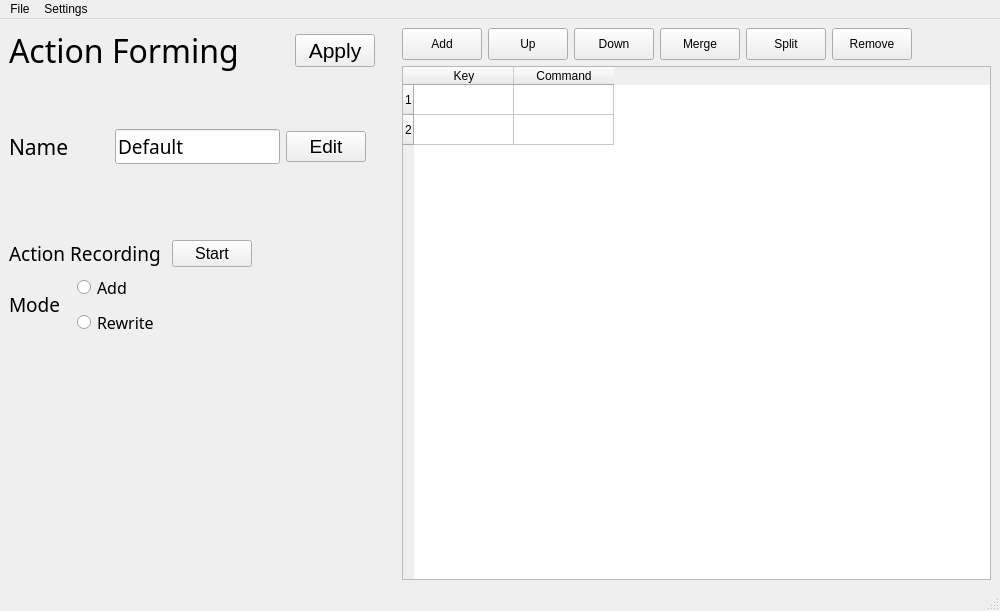
This is ui/ActionMain.ui in GefoS/Knowledge-Coil as Qt 5 draws it before an edit. The edited form follows.
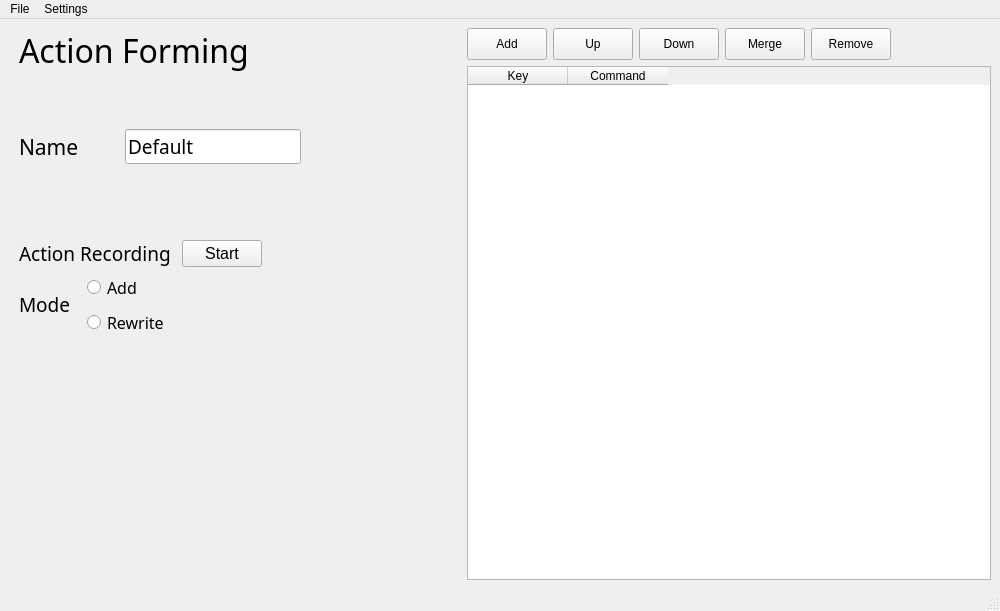
This is the edited form. Icons and pictures are not drawn.

```diff
--- a/ui/ActionMain.ui
+++ b/ui/ActionMain.ui
@@ -15,6 +15,22 @@
   </property>
   <widget class="QWidget" name="centralwidget">
    <layout class="QHBoxLayout" name="horizontalLayout_8">
+    <item>
+     <spacer name="horizontalSpacer_11">
+      <property name="orientation">
+       <enum>Qt::Horizontal</enum>
+      </property>
+      <property name="sizeType">
+       <enum>QSizePolicy::Fixed</enum>
+      </property>
+      <property name="sizeHint" stdset="0">
+       <size>
+        <width>10</width>
+        <height>20</height>
+       </size>
+      </property>
+     </spacer>
+    </item>
     <item>
      <layout class="QVBoxLayout" name="verticalLayout_5">
       <item>
@@ -53,18 +69,6 @@
             </property>
            </spacer>
           </item>
-          <item>
-           <widget class="QPushButton" name="btn_apply">
-            <property name="font">
-             <font>
-              <pointsize>16</pointsize>
-             </font>
-            </property>
-            <property name="text">
-             <string>Apply</string>
-            </property>
-           </widget>
-          </item>
           <item>
            <spacer name="horizontalSpacer_4">
             <property name="orientation">
@@ -140,18 +144,6 @@
             </property>
            </widget>
           </item>
-          <item>
-           <widget class="QPushButton" name="btn_edit">
-            <property name="font">
-             <font>
-              <pointsize>14</pointsize>
-             </font>
-            </property>
-            <property name="text">
-             <string>Edit</string>
-            </property>
-           </widget>
-          </item>
           <item>
            <spacer name="horizontalSpacer_5">
             <property name="orientation">
@@ -364,6 +356,22 @@
       </item>
      </layout>
     </item>
+    <item>
+     <spacer name="horizontalSpacer_10">
+      <property name="orientation">
+       <enum>Qt::Horizontal</enum>
+      </property>
+      <property name="sizeType">
+       <enum>QSizePolicy::Fixed</enum>
+      </property>
+      <property name="sizeHint" stdset="0">
+       <size>
+        <width>20</width>
+        <height>20</height>
+       </size>
+      </property>
+     </spacer>
+    </item>
     <item>
      <layout class="QVBoxLayout" name="verticalLayout">
       <item>
@@ -440,24 +448,9 @@
           <property name="text">
            <string>Merge</string>
           </property>
-          <property name="iconSize">
-           <size>
-            <width>25</width>
-            <height>25</height>
-           </size>
-          </property>
-         </widget>
-        </item>
-        <item>
-         <widget class="QPushButton" name="btn_split">
-          <property name="minimumSize">
-           <size>
-            <width>80</width>
-            <height>32</height>
-           </size>
-          </property>
-          <property name="text">
-           <string>Split</string>
+          <property name="icon">
+           <iconset resource="../icons/ui_icons.qrc">
+            <normaloff>:/ui_icons/merge.png</normaloff>:/ui_icons/merge.png</iconset>
           </property>
           <property name="iconSize">
            <size>
@@ -527,16 +520,6 @@
         <property name="showGrid">
          <bool>true</bool>
         </property>
-        <row>
-         <property name="text">
-          <string>1</string>
-         </property>
-        </row>
-        <row>
-         <property name="text">
-          <string>2</string>
-         </property>
-        </row>
         <column>
          <property name="text">
           <string>Key</string>
```
Left out of the diff: 16 changed lines with no effect on the pictures.
